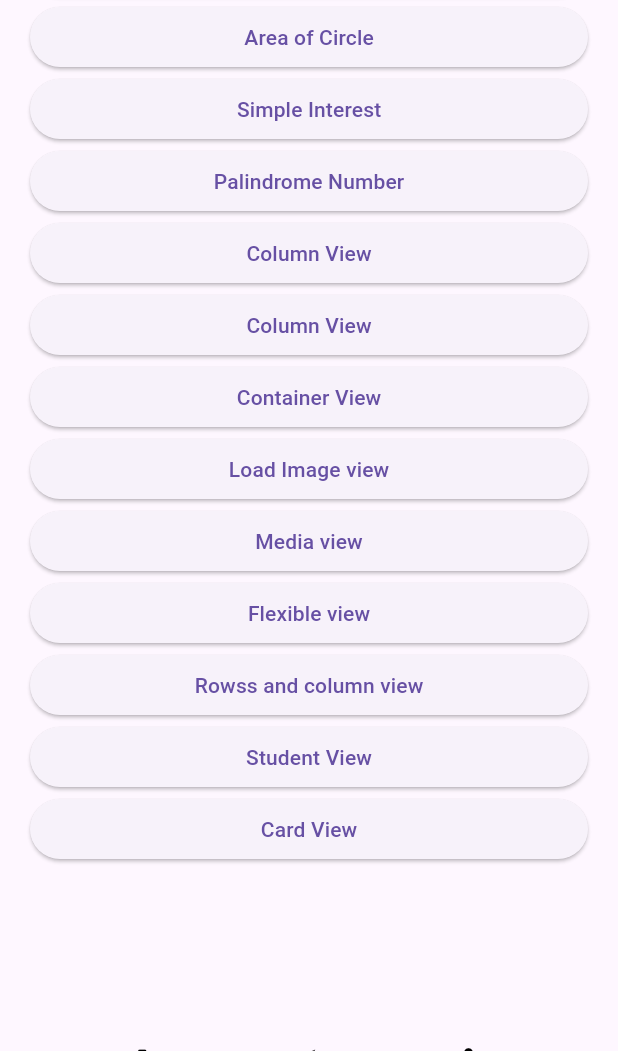
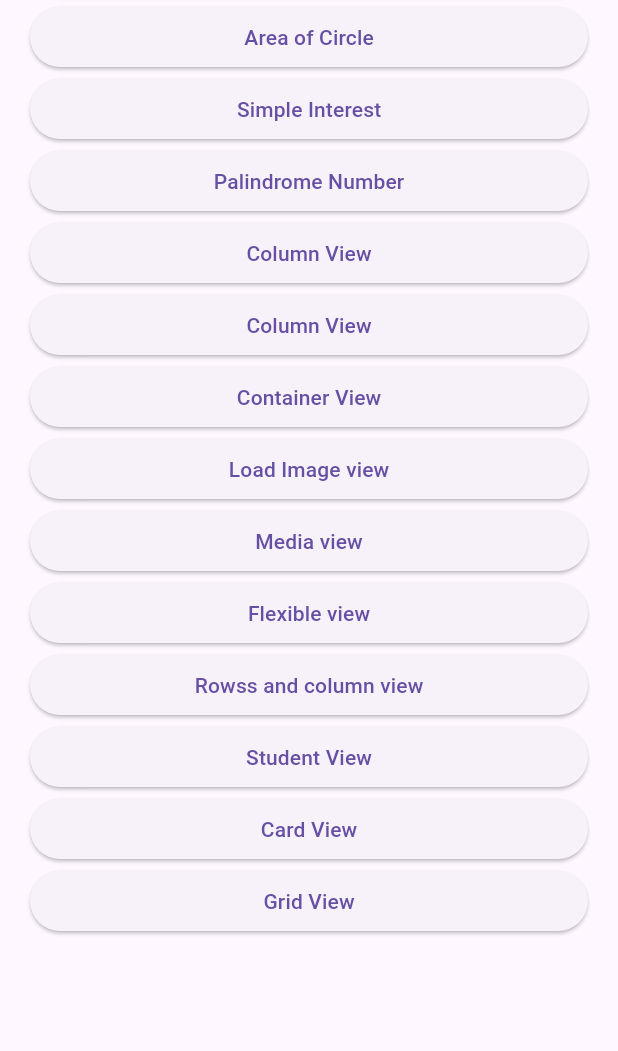
Before and after one commit to Shinigami1593/Flutter_sem_5_classes, a Flutter app: the screen it shows after launch, on a phone screen of 412 x 824 dp, the part 185-1236 px from its top. Run offline on Flutter 3.47's test engine with Material 3 defaults, Android fonts, the phone set to English and light mode, and no system bars; our stand-ins replace dartz.

Commit message:
GridView Start

```diff
--- a/Flutter/flutter_project_class/lib/app.dart
+++ b/Flutter/flutter_project_class/lib/app.dart
@@ -7,6 +7,7 @@ import 'package:flutter_project_class/view/column_view_2.dart';
 import 'package:flutter_project_class/view/container_view.dart';
 import 'package:flutter_project_class/view/first_view.dart';
 import 'package:flutter_project_class/view/flexible_expanded_view.dart';
+import 'package:flutter_project_class/view/grid_view_screen.dart';
 import 'package:flutter_project_class/view/interest.dart';
 import 'package:flutter_project_class/view/load_image_view.dart';
 import 'package:flutter_project_class/view/media_query_view.dart';
@@ -36,6 +37,7 @@ class App extends StatelessWidget {
         '/rowsandcolumn' : (context) => RowsAndColumnView(),
         '/student' : (context) => StudentView(),
         '/card' : (context) => CardView(),
+        '/grid' : (context) => GridViewScreen(),
       },
     );
   }
--- a/Flutter/flutter_project_class/lib/view/first_view.dart
+++ b/Flutter/flutter_project_class/lib/view/first_view.dart
@@ -67,6 +67,10 @@ class _FirstViewState extends State<FirstView> {
             onPressed: () => Navigator.pushNamed(context, '/card'),
             child: const Text("Card View"),
           ),
+          ElevatedButton(
+            onPressed: () => Navigator.pushNamed(context, '/grid'),
+            child: const Text("Grid View"),
+          ),
           const SizedBox(height: 100),
 
           // Bottom row with icons and labels
```
Also changed, not shown: Flutter/flutter_project_class/lib/view/grid_view_screen.dart (added, +12 -0 lines).
